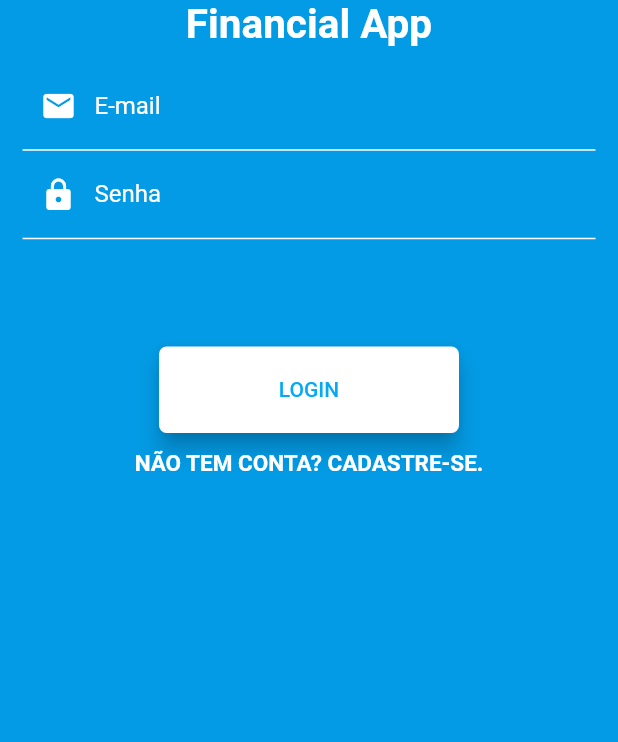
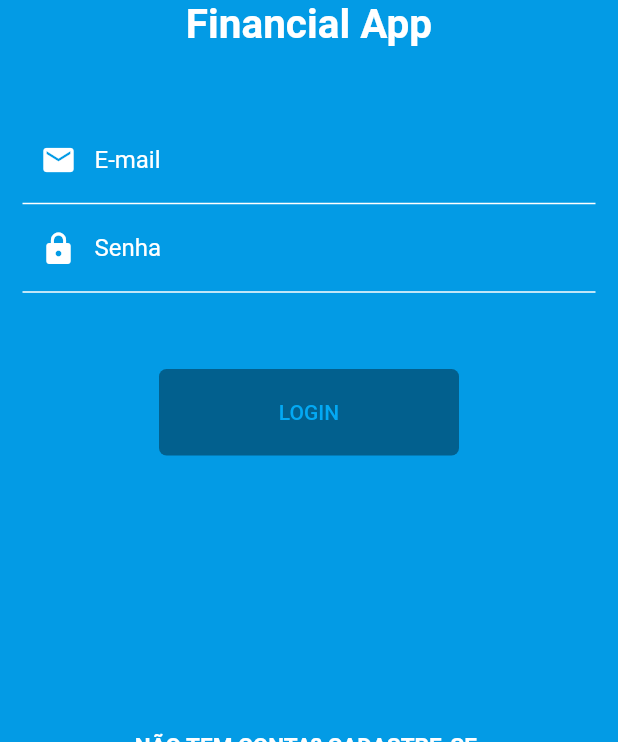
Before and after one commit to felipegabriel1942/personal-expenses-app-flutter, a Flutter app: the screen it shows after launch, on a phone screen of 412 x 824 dp, the part 494-1236 px from its top. Run offline on Flutter 3.47's test engine with Material 2 defaults, Android fonts, the phone set to English and light mode, and no system bars; our stand-ins replace flushbar, flutter_mobx, mobx; generated files the repository leaves out were written again.

Commit message:
Login page finished

```diff
--- a/lib/repositories/user_repository.dart
+++ b/lib/repositories/user_repository.dart
@@ -1,6 +1,7 @@
 import 'dart:async';
 import 'dart:convert';
 import 'package:http/http.dart' as http;
+import 'package:personal_expenses_app/exceptions/firebase_exception.dart';
 import 'package:personal_expenses_app/utils/app_keys.dart';
 
 
@@ -14,7 +15,7 @@ class UserRepository {
   Future<void> _authenticate(
       String email, String password, String urlSegment) async {
     final _url =
-        'https://identitytoolkit.googleapis.com/v1/accounts:$urlSegment?key=$AppKeys.FIREBASE_KEY';
+        'https://identitytoolkit.googleapis.com/v1/accounts:$urlSegment?key=${AppKeys.FIREBASE_KEY}';
 
     final response = await http.post(_url,
         body: json.encode(
@@ -24,7 +25,7 @@ class UserRepository {
 
     if (responseBody['error'] != null) {
       print(responseBody['error']);
-      // throw FirebaseException(responseBody['error']['message']);
+      throw FirebaseException(responseBody['error']['message']).toString();
     } else {
       _token = responseBody['idToken'];
       _userId = responseBody['localId'];
--- a/lib/views/login/login_screen.dart
+++ b/lib/views/login/login_screen.dart
@@ -1,7 +1,8 @@
+import 'package:flushbar/flushbar.dart';
 import 'package:flutter/material.dart';
 import 'package:flutter_mobx/flutter_mobx.dart';
+import 'package:mobx/mobx.dart';
 import 'package:personal_expenses_app/stores/login/login_store.dart';
-import 'package:personal_expenses_app/utils/app_routes.dart';
 import 'package:personal_expenses_app/views/login/components/login_text_form_field.dart';
 
 class LoginScreen extends StatefulWidget {
@@ -10,7 +11,31 @@ class LoginScreen extends StatefulWidget {
 }
 
 class _LoginScreenState extends State<LoginScreen> {
+  final List<ReactionDisposer> _disposers = [];
   final LoginStore loginStore = LoginStore();
+
+  @override
+  void initState() {
+    super.initState();
+    _disposers.add(
+      autorun(
+        (_) {
+          if (loginStore.error != null) {
+            Flushbar(
+              message: loginStore.error,
+              duration: Duration(seconds: 3),
+            )..show(context);
+          }
+        },
+      ),
+    );
+  }
+
+  @override
+  void dispose() {
+    _disposers.forEach((disposer) => disposer());
+    super.dispose();
+  }
 
   @override
   Widget build(BuildContext context) {
@@ -58,6 +83,7 @@ class _LoginScreenState extends State<LoginScreen> {
                           ? loginStore.isLoginMode ? 0.38 : 0.50
                           : loginStore.isLoginMode ? 0.23 : 0.35),
                   child: Column(
+                    mainAxisAlignment: MainAxisAlignment.center,
                     children: [
                       LoginTextFormField(
                         label: 'E-mail',
@@ -79,36 +105,42 @@ class _LoginScreenState extends State<LoginScreen> {
                   ),
                 );
               }),
+              if(!_isLanscape)
+              const SizedBox(
+                height: 15,
+              ),
               Observer(builder: (_) {
                 return Container(
                   width: 200,
                   height: _availableHeight * (_isLanscape ? 0.13 : 0.07),
                   child: RaisedButton(
                     elevation: 6,
-                    onPressed: () {
-                      print(loginStore.email);
-                      print(loginStore.password);
-                      print(loginStore.confirmPassword);
-                      print(loginStore.isSignUpFormValid);
-                      loginStore.signUpPressed();
-                    },
+                    onPressed: loginStore.pressAuthButton,
                     color: Colors.white,
                     shape: RoundedRectangleBorder(
                       borderRadius: BorderRadius.circular(5),
                     ),
-                    child: Text(
-                      loginStore.isLoginMode ? 'LOGIN' : 'CADASTRAR',
-                      style: TextStyle(
-                        color: Colors.lightBlue,
-                      ),
-                    ),
+                    child: loginStore.isBusy
+                        ? Center(
+                            child: CircularProgressIndicator(),
+                          )
+                        : Text(
+                            loginStore.isLoginMode ? 'LOGIN' : 'CADASTRAR',
+                            style: TextStyle(
+                              color: Colors.lightBlue,
+                            ),
+                          ),
                   ),
                 );
               }),
               Observer(builder: (_) {
                 return Container(
+                  alignment: Alignment.bottomCenter,
                   padding: const EdgeInsets.all(11),
-                  height: _availableHeight * (_isLanscape ? 0.10 : 0.23),
+                  height: _availableHeight *
+                      (_isLanscape
+                          ? 0.10
+                          : loginStore.isLoginMode ? 0.26 : 0.14),
                   child: GestureDetector(
                     onTap: () {
                       loginStore.setLoginMode();
@@ -123,7 +155,7 @@ class _LoginScreenState extends State<LoginScreen> {
                         fontWeight: FontWeight.bold,
                       ),
                     ),
-                  )
+                  ),
                 );
               }),
             ],
--- a/pubspec.yaml
+++ b/pubspec.yaml
@@ -28,6 +28,7 @@ dependencies:
   get_it: ^4.0.4
   brasil_fields: ^0.4.0
   http: ^0.12.1
+  flushbar: ^1.10.4
 
 
   # The following adds the Cupertino Icons font to your application.
```
Also changed, not shown: lib/exceptions/firebase_exception.dart (added, +26 -0 lines), lib/stores/login/login_store.dart (+29 -0 lines), lib/stores/login/login_store.g.dart, pubspec.lock.
